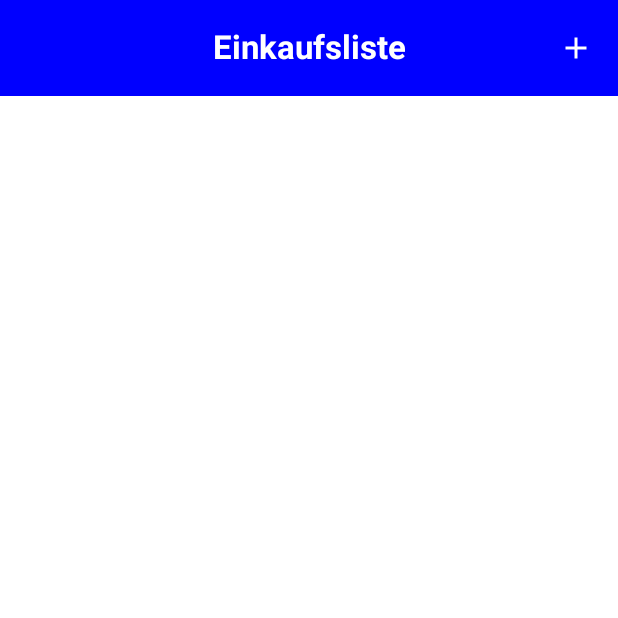
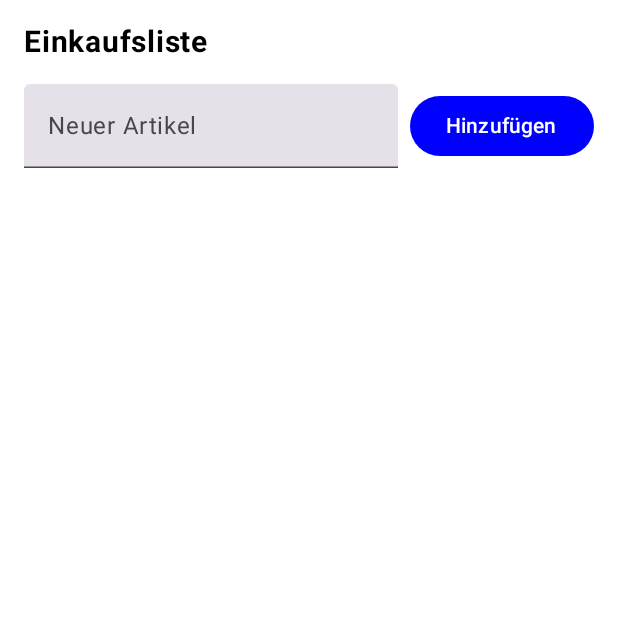
Before and after one commit to MaFiSoft/TestApp_grok, an Android app built with Jetpack Compose: the screen it shows after launch (MainActivity), on a phone screen of 412 x 824 dp, the top half of it. Run offline under Robolectric (Android 15) with nearby library versions, the phone set to English and light mode, and no system bars; 1 statement that could not run was skipped.

Commit message:
Update MainActivity.kt
Revert to stable Compose version without Scaffold or Room

```diff
--- a/app/src/main/java/com/example/testapp/MainActivity.kt
+++ b/app/src/main/java/com/example/testapp/MainActivity.kt
@@ -6,81 +6,71 @@ import androidx.activity.compose.setContent
 import androidx.compose.foundation.background
 import androidx.compose.foundation.layout.*
 import androidx.compose.foundation.lazy.LazyColumn
-import androidx.compose.foundation.lazy.items
-import androidx.compose.material.icons.Icons
-import androidx.compose.material.icons.filled.Add
-import androidx.compose.material.icons.filled.ArrowBack
 import androidx.compose.material3.*
 import androidx.compose.runtime.*
-import androidx.compose.ui.Alignment
 import androidx.compose.ui.Modifier
 import androidx.compose.ui.graphics.Color
 import androidx.compose.ui.text.font.FontWeight
 import androidx.compose.ui.unit.dp
 import androidx.compose.ui.unit.sp
-import androidx.navigation.NavController
-import androidx.navigation.compose.NavHost
-import androidx.navigation.compose.composable
-import androidx.navigation.compose.rememberNavController
-import androidx.room.Room
-import com.example.testapp.data.AppDatabase
-import com.example.testapp.data.Article
 import com.example.testapp.ui.theme.TestAppTheme
-import kotlinx.coroutines.flow.collectLatest
-import kotlinx.coroutines.launch
 
 class MainActivity : ComponentActivity() {
     override fun onCreate(savedInstanceState: Bundle?) {
         super.onCreate(savedInstanceState)
-        val db = Room.databaseBuilder(
-            applicationContext,
-            AppDatabase::class.java, "app-database"
-        ).fallbackToDestructiveMigration()
-            .build()
         setContent {
             TestAppTheme {
-                TestApp(db)
+                ShoppingListScreen()
             }
         }
     }
 }
 
-@OptIn(ExperimentalMaterial3Api::class)
 @Composable
-fun ShoppingListScreen(navController: NavController, db: AppDatabase) {
-    val scope = rememberCoroutineScope()
-    var articles by remember { mutableStateOf(listOf<Article>()) }
+fun ShoppingListScreen() {
+    var items by remember { mutableStateOf(listOf<String>()) }
+    var newItem by remember { mutableStateOf("") }
 
-    LaunchedEffect(Unit) {
-        db.articleDao().getAllArticles().collectLatest { articles = it }
-    }
-
-    Scaffold(
-        topBar = {
-            CenterAlignedTopAppBar(
-                title = { Text("Einkaufsliste", color = Color.White, fontWeight = FontWeight.Bold) },
-                colors = TopAppBarDefaults.centerAlignedTopAppBarColors(containerColor = Color.Blue),
-                actions = {
-                    IconButton(onClick = { navController.navigate("edit_articles") }) {
-                        Icon(Icons.Filled.Add, contentDescription = "Artikel hinzufügen", tint = Color.White)
-                    }
-                }
-            )
-        }
-    ) { padding ->
     Column(
         modifier = Modifier
             .fillMaxSize()
-                .padding(padding)
             .background(Color.White)
+            .padding(16.dp)
     ) {
+        Text(
+            text = "Einkaufsliste",
+            fontSize = 20.sp,
+            fontWeight = FontWeight.Bold,
+            modifier = Modifier.padding(bottom = 16.dp)
+        )
+        Row(
+            modifier = Modifier.fillMaxWidth(),
+            verticalAlignment = androidx.compose.ui.Alignment.CenterVertically
+        ) {
+            TextField(
+                value = newItem,
+                onValueChange = { newItem = it },
+                label = { Text("Neuer Artikel") },
+                modifier = Modifier.weight(1f)
+            )
+            Spacer(modifier = Modifier.width(8.dp))
+            Button(
+                onClick = {
+                    if (newItem.isNotBlank()) {
+                        items = items + newItem
+                        newItem = ""
+                    }
+                }
+            ) {
+                Text("Hinzufügen")
+            }
+        }
         LazyColumn(
             modifier = Modifier
                 .fillMaxWidth()
                 .weight(1f)
-                    .padding(horizontal = 16.dp)
         ) {
-                items(articles) { article ->
+            items(items) { item ->
                 Card(
                     modifier = Modifier
                         .fillMaxWidth()
@@ -91,113 +81,16 @@ fun ShoppingListScreen(navController: NavController, db: AppDatabase) {
                         modifier = Modifier
                             .fillMaxWidth()
                             .padding(16.dp),
-                            verticalAlignment = Alignment.CenterVertically
-                        ) {
-                            Checkbox(
-                                checked = false,
-                                onCheckedChange = {},
-                                modifier = Modifier.padding(end = 8.dp)
-                            )
-                            Column {
-                                Text(
-                                    text = article.name,
-                                    fontSize = 16.sp,
-                                    fontWeight = FontWeight.Medium
-                                )
-                                Text(
-                                    text = "${article.category ?: "Keine Kategorie"} | ${article.stores ?: "Keine Geschäfte"}",
-                                    fontSize = 12.sp,
-                                    color = Color.Gray
-                                )
-                            }
-                        }
-                    }
-                }
-            }
-        }
-    }
-}
-
-@OptIn(ExperimentalMaterial3Api::class)
-@Composable
-fun EditArticlesScreen(navController: NavController, db: AppDatabase) {
-    val scope = rememberCoroutineScope()
-    var articles by remember { mutableStateOf(listOf<Article>()) }
-    var newArticleName by remember { mutableStateOf("") }
-
-    LaunchedEffect(Unit) {
-        db.articleDao().getAllArticles().collectLatest { articles = it }
-    }
-
-    Scaffold(
-        topBar = {
-            CenterAlignedTopAppBar(
-                title = { Text("Artikel bearbeiten", color = Color.White, fontWeight = FontWeight.Bold) },
-                colors = TopAppBarDefaults.centerAlignedTopAppBarColors(containerColor = Color.Blue),
-                navigationIcon = {
-                    IconButton(onClick = { navController.popBackStack() }) {
-                        Icon(Icons.Filled.ArrowBack, contentDescription = "Zurück", tint = Color.White)
-                    }
-                }
-            )
-        }
-    ) { padding ->
-        Column(
-            modifier = Modifier
-                .fillMaxSize()
-                .padding(padding)
-                .background(Color.White)
-        ) {
-            Row(
-                modifier = Modifier
-                    .fillMaxWidth()
-                    .padding(16.dp),
-                verticalAlignment = Alignment.CenterVertically
-            ) {
-                TextField(
-                    value = newArticleName,
-                    onValueChange = { newArticleName = it },
-                    label = { Text("Neuer Artikel") },
-                    modifier = Modifier.weight(1f)
-                )
-                Spacer(modifier = Modifier.width(8.dp))
-                Button(
-                    onClick = {
-                        if (newArticleName.isNotBlank()) {
-                            scope.launch {
-                                db.articleDao().insert(Article(name = newArticleName))
-                                newArticleName = ""
-                            }
-                        }
-                    }
-                ) {
-                    Text("Hinzufügen")
-                }
-            }
-            LazyColumn(
-                modifier = Modifier
-                    .fillMaxWidth()
-                    .weight(1f)
-                    .padding(horizontal = 16.dp)
-            ) {
-                items(articles) { article ->
-                    Row(
-                        modifier = Modifier
-                            .fillMaxWidth()
-                            .padding(vertical = 8.dp),
-                        verticalAlignment = Alignment.CenterVertically
+                        verticalAlignment = androidx.compose.ui.Alignment.CenterVertically
                     ) {
                         Text(
-                            text = article.name,
+                            text = item,
                             fontSize = 16.sp,
+                            fontWeight = FontWeight.Medium,
                             modifier = Modifier.weight(1f)
                         )
                         Button(
-                            onClick = {
-                                scope.launch {
-                                    db.articleDao().delete(article)
-                                }
-                            }
+                            onClick = { items = items.filter { it != item } }
                         ) {
                             Text("Löschen")
                         }
@@ -207,19 +100,3 @@ fun EditArticlesScreen(navController: NavController, db: AppDatabase) {
         }
     }
 }
-
-@Composable
-fun TestApp(db: AppDatabase) {
-    val navController = rememberNavController()
-
-    MaterialTheme {
-        NavHost(navController, startDestination = "shopping_list") {
-            composable("shopping_list") {
-                ShoppingListScreen(navController, db)
-            }
-            composable("edit_articles") {
-                EditArticlesScreen(navController, db)
-            }
-        }
-    }
-}
```
Lines whose indentation alone changed are shown as unchanged.
